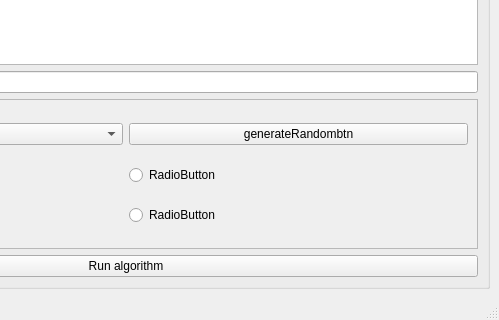
Qt form OOPlab2/mainwindow.ui (YaroslavDrovolskyi/lab2-OOOP-algorithms) before a commit; both pictures show x 247 to 746 and y 252 to 572 of the 746 by 572 pixel window.
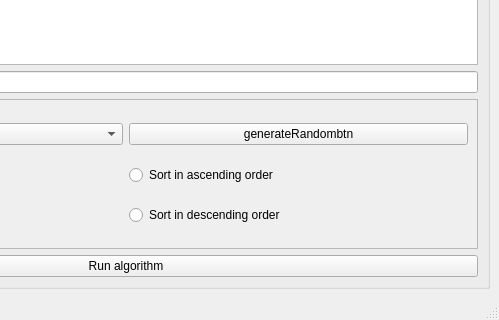
The same form after that commit.

```diff
--- a/OOPlab2/mainwindow.ui
+++ b/OOPlab2/mainwindow.ui
@@ -114,14 +114,14 @@
            <item row="1" column="2">
             <widget class="QRadioButton" name="radioButton">
              <property name="text">
-              <string>RadioButton</string>
+              <string>Sort in ascending order</string>
              </property>
             </widget>
            </item>
            <item row="2" column="2">
             <widget class="QRadioButton" name="radioButton_2">
              <property name="text">
-              <string>RadioButton</string>
+              <string>Sort in descending order</string>
              </property>
             </widget>
            </item>
```
Left out of the diff: 6 changed lines with no effect on the pictures.
